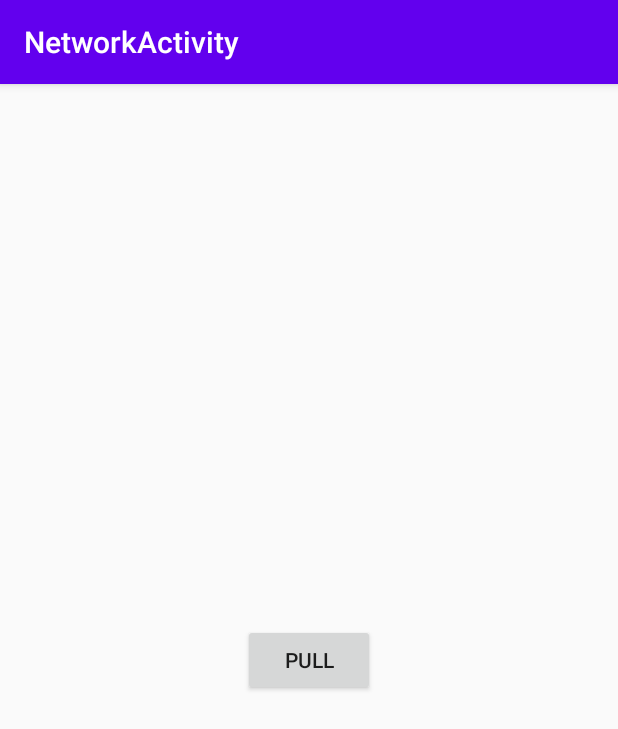
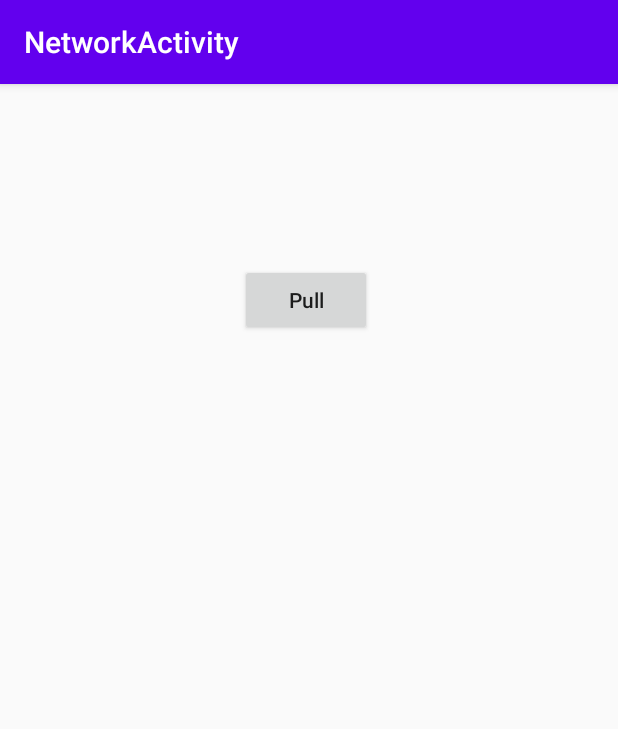
Before and after one commit to Jerry-wenhao/NetworkActivity, an Android app: the screen it shows after launch (MainActivity), on a phone screen of 412 x 824 dp. Shown: the top 729 px of the screen. Run offline under Robolectric (Android 15) with nearby library versions, the phone set to English and light mode, and no system bars; our stand-ins replace ButterKnife.

Commit message:
[xiawenhao] fix: button style

```diff
--- a/app/src/main/res/layout/activity_main.xml
+++ b/app/src/main/res/layout/activity_main.xml
@@ -10,7 +10,9 @@
         android:id="@+id/button"
         android:layout_width="wrap_content"
         android:layout_height="wrap_content"
-        android:layout_gravity="center"
+        android:layout_marginStart="@dimen/button_start"
+        android:layout_marginTop="@dimen/button_top"
+        android:textAllCaps="false"
         android:text="@string/pull_message"
         />
 
--- /dev/null
+++ b/app/src/main/res/values/dimens.xml
@@ -0,0 +1,5 @@
+<?xml version="1.0" encoding="utf-8"?>
+<resources>
+    <dimen name="button_start">160dp</dimen>
+    <dimen name="button_top">120dp</dimen>
+</resources>
```
